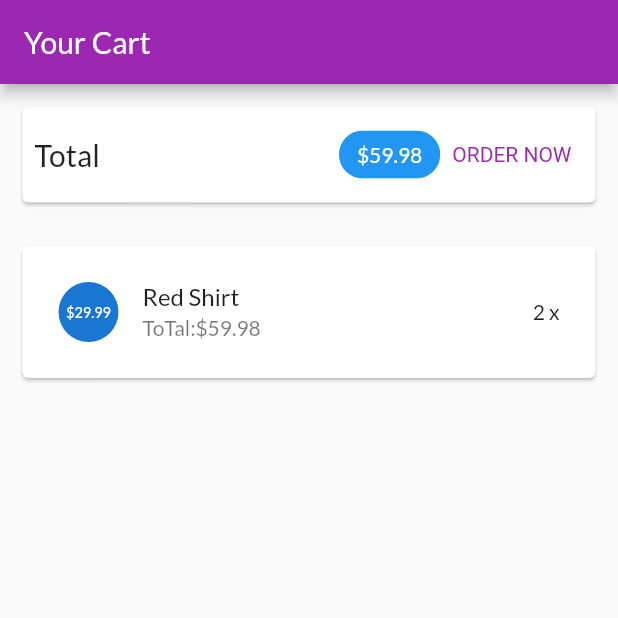
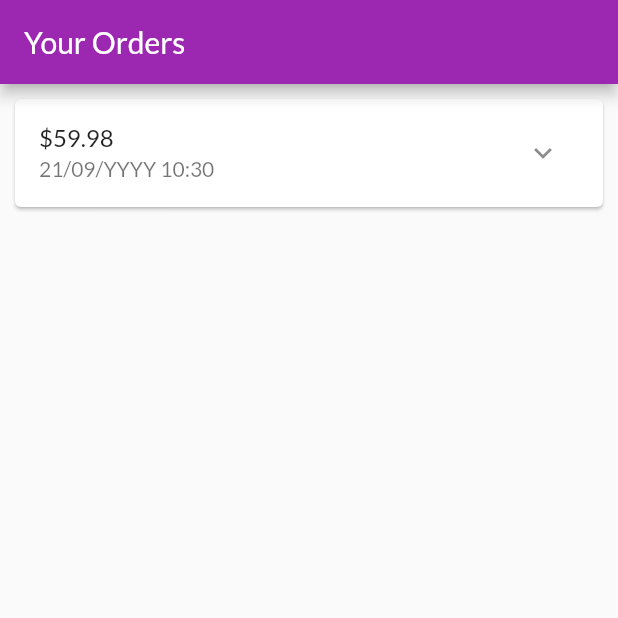
Before and after one commit to NguyenThiHueMinhB1910411/myShop, a Flutter app: the screen it shows after launch, on a phone screen of 412 x 824 dp, the top half of it. Run offline on Flutter 3.47's test engine with Material 2 defaults, Android fonts, the phone set to English and light mode, and no system bars.

Commit message:
Xay dung trang cac dat hang

```diff
--- a/lib/main.dart
+++ b/lib/main.dart
@@ -1,4 +1,5 @@
 import 'package:flutter/material.dart';
+import 'package:myshop/ui/orders/orders_screen.dart';
 import 'package:myshop/ui/products/product_detail_screen.dart';
 import 'package:myshop/ui/products/products_manager.dart';
 import 'package:myshop/ui/products/user_products_screen.dart';
@@ -27,21 +28,25 @@ class MyApp extends StatelessWidget {
           secondary: Colors.deepOrange,
         ),
       ),
+      //lab1 hinh 1
       // home: SafeArea(
       //   child: ProductDetailScreen(
       //     ProductsManager().items[0],
       //   ),
       // ),
-
+// lab1 hinh 2,3
       // home: const SafeArea(
       //    //child: ProductOverviewScreen(),
       //   child: UserProductsScreen(),
       //  ),
-
+//lab2, hinh 1
+      // home: const SafeArea(
+      //   child: CartScreen(),
+      // ),
+//lab2 , hinh 2
       home: const SafeArea(
-        child: CartScreen(),
+        child:  OrdersScreen(),
       ),
-
     );
   }
 }
--- /dev/null
+++ b/lib/models/order_item.dart
@@ -0,0 +1,41 @@
+import 'package:myshop/models/cart_item.dart';
+
+import 'cart_item.dart';
+
+class OrderItem {
+  final String? id;
+  final double amount;
+  final List<CartItem> products;
+  final DateTime dataTime;
+
+  int get productCount {
+    return products.length;
+  }
+
+  OrderItem({
+    this.id,
+    required this.amount,
+    required this.products,
+    DateTime? dateTime,
+  }) : dataTime = dateTime ?? DateTime.now();
+
+  // OrderItem copyWith({
+  //   String? id,
+  //   double? amount ,
+  //   List<CarItem>? products,
+  //   DateTime? dateTime,
+  // })
+  OrderItem copyWith({
+    String? id,
+    double? amount,
+    List<CartItem>? products,
+    DateTime? dateTime,
+  }) {
+    return OrderItem(
+      id: id ?? this.id,
+      amount: amount ?? this.amount,
+      products: products ?? this.products,
+      dateTime: dateTime ?? this.dataTime,
+    );
+  }
+}
--- a/lib/ui/cart/cart_item_card.dart
+++ b/lib/ui/cart/cart_item_card.dart
@@ -1,6 +1,6 @@
 import 'package:flutter/material.dart';
 
-import '../../models/CartItem.dart';
+import '../../models/cart_item.dart';
 import '../shared/dialog_utils.dart';
 
 class CartItemCard extends StatelessWidget {
--- a/lib/ui/cart/cart_manager.dart
+++ b/lib/ui/cart/cart_manager.dart
@@ -1,4 +1,4 @@
-import 'package:myshop/models/CartItem.dart';
+import 'package:myshop/models/cart_item.dart';
 
 import './cart_item_card.dart';
 
--- /dev/null
+++ b/lib/ui/orders/order_item_card.dart
@@ -0,0 +1,83 @@
+import 'dart:math';
+import 'package:flutter/material.dart';
+import 'package:intl/intl.dart';
+import '../orders/order_manager.dart';
+
+import '../../models/order_item.dart';
+
+class OrderItemCard extends StatefulWidget {
+  final OrderItem order;
+
+  const OrderItemCard(this.order, {super.key});
+  @override
+  State<OrderItemCard> createState() => _OrderItemCardState();
+}
+
+class _OrderItemCardState extends State<OrderItemCard> {
+  var _expanded = false;
+
+  @override
+  Widget build(BuildContext context) {
+    return Card(
+      margin: const EdgeInsets.all(10),
+      child: Column(
+        children: <Widget>[
+          buildOrderSummary(),
+          if (_expanded) buildOrderDetails()
+        ],
+      ),
+    );
+  }
+
+  Widget buildOrderDetails() {
+    return Container(
+      padding: const EdgeInsets.symmetric(horizontal: 15, vertical: 4),
+      height: min(widget.order.productCount * 20.0 + 10, 100),
+      child: ListView(
+        children: widget.order.products
+            .map(
+              (prod) => Row(
+                mainAxisAlignment: MainAxisAlignment.spaceBetween,
+                children: <Widget>[
+                  Text(
+                    prod.title,
+                    style: const TextStyle(
+                      fontSize: 18,
+                      fontWeight: FontWeight.bold,
+                    ),
+                  ),
+                  Text(
+                    '${prod.quantity}x \$${prod.price}',
+                    style: const TextStyle(
+                      fontSize: 18,
+                      color: Colors.grey,
+                    ),
+                  ),
+                ],
+              ),
+            )
+            .toList(),
+      ),
+    );
+  }
+
+  Widget buildOrderSummary() {
+    return ListTile(
+      title: Text('\$${widget.order.amount}'),
+      subtitle: Text(
+        // DateFormat.d().format(DateTime.now().toString())
+        //DateFormat('dd/MM/YYYY hh:mm').toString(widget.order.dataTime),
+        DateFormat('dd/MM/YYYY hh:mm').format(widget.order.dataTime),
+      ),
+      trailing: IconButton(
+          icon: Icon(_expanded ? Icons.expand_less : Icons.expand_more),
+          onPressed: () {
+            setState(() {
+              _expanded = !_expanded;
+            });
+          }),
+    );
+  }
+
+  // DateFormat(String s) {}
+}
--- /dev/null
+++ b/lib/ui/orders/order_manager.dart
@@ -0,0 +1,29 @@
+import 'package:flutter/cupertino.dart';
+
+import '../../models/cart_item.dart';
+import '../../models/order_item.dart';
+
+class OrdersManager with ChangeNotifier {
+  final List <OrderItem> _orders = [
+    OrderItem(
+      id: '01',
+      amount: 59.98,
+      products: [
+        CartItem(
+          id: 'c1',
+          title: 'Red Shirt',
+          price: 29.99,
+          quantity: 2,
+        )
+      ],
+      dateTime: DateTime.now(),
+    )
+  ];
+  int get orderCount {
+    return _orders.length;
+  }
+
+  List<OrderItem> get orders {
+    return [..._orders];
+  }
+}
--- /dev/null
+++ b/lib/ui/orders/orders_screen.dart
@@ -0,0 +1,28 @@
+import 'package:flutter/material.dart';
+import 'order_manager.dart';
+import 'order_item_card.dart';
+
+//
+import '../orders/order_manager.dart';
+
+import '../../models/order_item.dart';
+// import '../../ui/orders/orders_screen.dart';
+
+class OrdersScreen extends StatelessWidget {
+  const OrdersScreen({super.key});
+
+  @override
+  Widget build(BuildContext context) {
+    print('building orders');
+    final ordersManager = OrdersManager();
+    return Scaffold(
+      appBar: AppBar(
+        title: const Text('Your Orders'),
+      ),
+      body: ListView.builder(
+        itemCount: ordersManager.orderCount,
+        itemBuilder: (ctx, i) => OrderItemCard(ordersManager.orders[i]),
+      ),
+    );
+  }
+}
```
Also changed, not shown: pubspec.yaml (+4 -28 lines), lib/models/cart_item.dart (renamed from lib/models/CartItem.dart), pubspec.lock.
